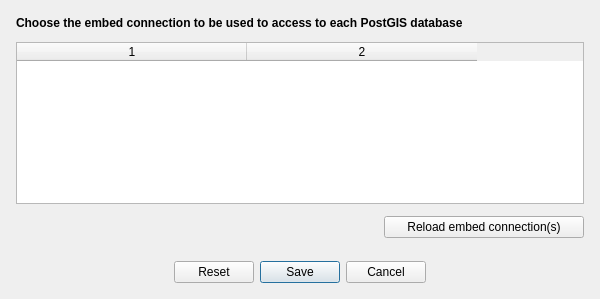
First picture: the form in ui/db_connections/ui_db_connections.ui, repository isogeo/isogeo-plugin-qgis, before the edit.
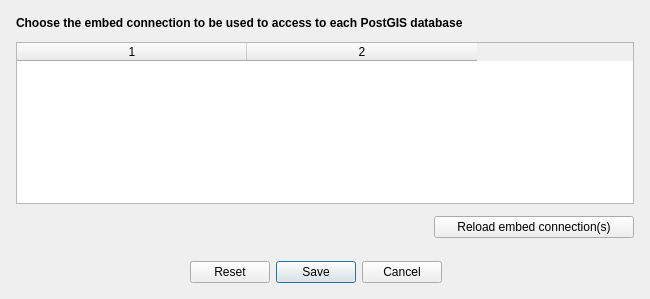
Second picture: the form after the edit. Icons and pictures are not drawn.

Commit message:
Resize db connections config dialog
#368

The edit to the form file:
```diff
--- a/ui/db_connections/ui_db_connections.ui
+++ b/ui/db_connections/ui_db_connections.ui
@@ -12,13 +12,13 @@
   </property>
   <property name="minimumSize">
    <size>
-    <width>600</width>
+    <width>650</width>
     <height>200</height>
    </size>
   </property>
   <property name="maximumSize">
    <size>
-    <width>600</width>
+    <width>700</width>
     <height>300</height>
    </size>
   </property>
```
The commit also changes 1 other file.
